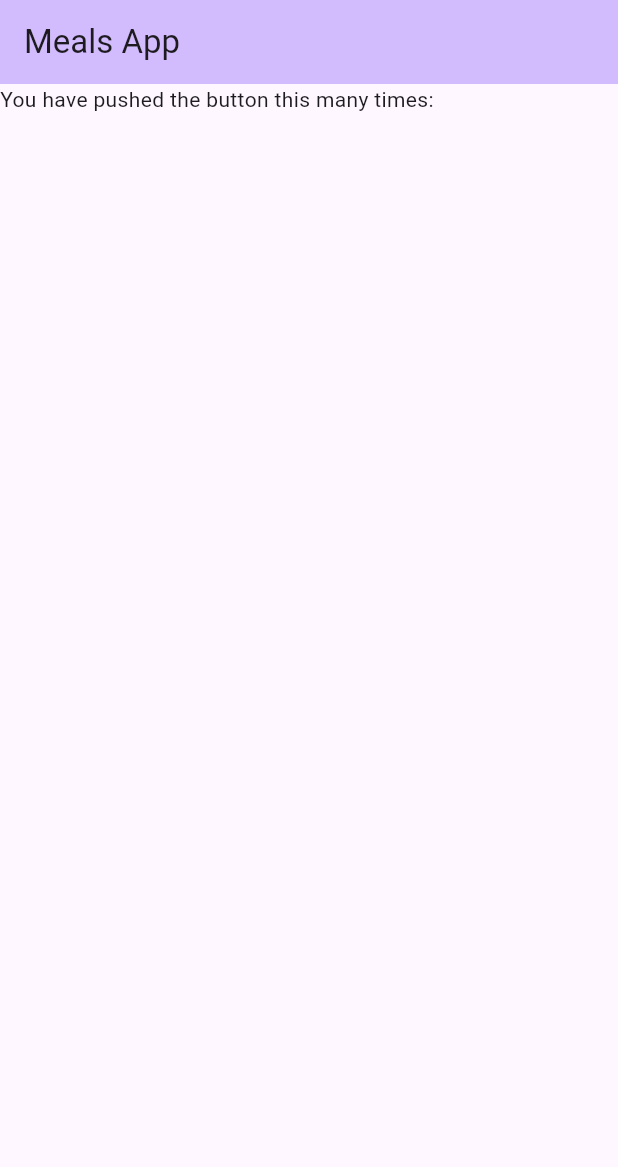
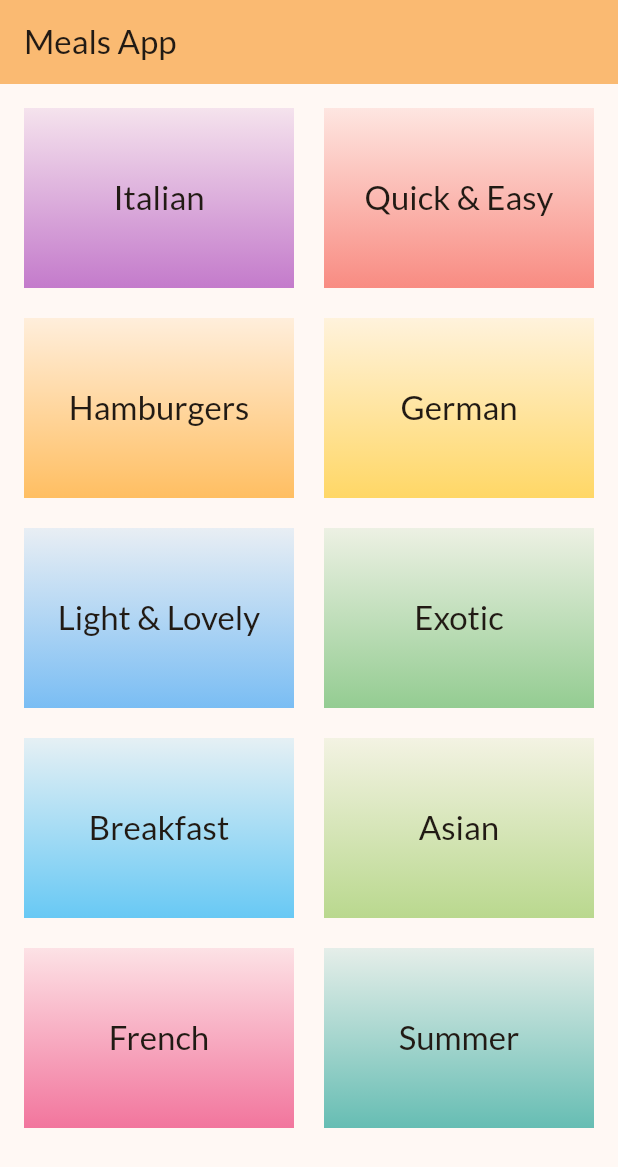
Before and after one commit to mohit-01-code/Udemy-flutter-projects, a Flutter app: the screen it shows after launch, on a phone screen of 412 x 824 dp. Shown: the top 1167 px of the screen. Run offline on Flutter 3.47's test engine with Material 2 defaults, Android fonts, the phone set to English and light mode, and no system bars; our stand-ins replace google_fonts, shared_preferences.

Commit message:
Displaying Category items on screen

```diff
--- /dev/null
+++ b/Meals_App/lib/data/dummy_data.dart
@@ -0,0 +1,56 @@
+import 'package:flutter/material.dart';
+
+import 'package:meals_app/model/category.dart';
+
+const availableCategories = [
+  Category(
+    id: 'c1',
+    title: 'Italian',
+    color: Colors.purple,
+  ),
+  Category(
+    id: 'c2',
+    title: 'Quick & Easy',
+    color: Colors.red,
+  ),
+  Category(
+    id: 'c3',
+    title: 'Hamburgers',
+    color: Colors.orange,
+  ),
+  Category(
+    id: 'c4',
+    title: 'German',
+    color: Colors.amber,
+  ),
+  Category(
+    id: 'c5',
+    title: 'Light & Lovely',
+    color: Colors.blue,
+  ),
+  Category(
+    id: 'c6',
+    title: 'Exotic',
+    color: Colors.green,
+  ),
+  Category(
+    id: 'c7',
+    title: 'Breakfast',
+    color: Colors.lightBlue,
+  ),
+  Category(
+    id: 'c8',
+    title: 'Asian',
+    color: Colors.lightGreen,
+  ),
+  Category(
+    id: 'c9',
+    title: 'French',
+    color: Colors.pink,
+  ),
+  Category(
+    id: 'c10',
+    title: 'Summer',
+    color: Colors.teal,
+  ),
+];
--- a/Meals_App/lib/main.dart
+++ b/Meals_App/lib/main.dart
@@ -1,4 +1,6 @@
 import 'package:flutter/material.dart';
+import 'package:google_fonts/google_fonts.dart';
+import 'package:meals_app/screens/category_grid.dart';
 
 void main() {
   runApp(const MyApp());
@@ -6,13 +8,15 @@
 
 class MyApp extends StatelessWidget {
   const MyApp({super.key});
+
   @override
   Widget build(BuildContext context) {
     return MaterialApp(
       title: 'Meals',
       theme: ThemeData(
-        colorScheme: ColorScheme.fromSeed(seedColor: Colors.deepPurple),
+        colorScheme: ColorScheme.fromSeed(seedColor: Colors.orangeAccent),
         useMaterial3: true,
+        textTheme: GoogleFonts.latoTextTheme(),
       ),
       home: const MyHomePage(title: 'Meals App'),
     );
@@ -21,6 +25,7 @@
 
 class MyHomePage extends StatefulWidget {
   const MyHomePage({super.key, required this.title});
+
   final String title;
 
   @override
@@ -31,13 +36,12 @@
   @override
   Widget build(BuildContext context) {
     return Scaffold(
+      backgroundColor: Theme.of(context).colorScheme.background,
       appBar: AppBar(
         backgroundColor: Theme.of(context).colorScheme.inversePrimary,
         title: Text(widget.title),
       ),
-      body: const Text(
-        'You have pushed the button this many times:',
-      ),
+      body: const CategoryGrid(),
     );
   }
 }
--- /dev/null
+++ b/Meals_App/lib/model/category.dart
@@ -0,0 +1,13 @@
+import 'package:flutter/material.dart';
+
+class Category {
+  final String id;
+  final String title;
+  final Color color;
+
+  const Category({
+    required this.id,
+    required this.title,
+    required this.color,
+  });
+}
--- /dev/null
+++ b/Meals_App/lib/screens/category_grid.dart
@@ -0,0 +1,23 @@
+import 'package:flutter/cupertino.dart';
+import 'package:meals_app/data/dummy_data.dart';
+import 'package:meals_app/widget/category_grid_item.dart';
+
+class CategoryGrid extends StatelessWidget {
+  const CategoryGrid({super.key});
+
+  @override
+  Widget build(context) {
+    return GridView(
+      padding: const EdgeInsets.all(16),
+      gridDelegate: const SliverGridDelegateWithFixedCrossAxisCount(
+        crossAxisCount: 2,
+        crossAxisSpacing: 20,
+        mainAxisSpacing: 20,
+        childAspectRatio: 3 / 2,
+      ),
+      children: availableCategories
+          .map((category) => CategoryGridItem(category: category))
+          .toList(),
+    );
+  }
+}
--- /dev/null
+++ b/Meals_App/lib/widget/category_grid_item.dart
@@ -0,0 +1,32 @@
+import 'package:flutter/material.dart';
+import 'package:meals_app/model/category.dart';
+
+class CategoryGridItem extends StatelessWidget {
+  const CategoryGridItem({super.key, required this.category});
+
+  final Category category;
+
+  @override
+  Widget build(context) {
+    return Container(
+      decoration: BoxDecoration(
+        gradient: LinearGradient(
+          colors: [
+            category.color.withOpacity(0.1),
+            category.color.withOpacity(0.6),
+          ],
+          begin: Alignment.topCenter,
+          end: Alignment.bottomCenter,
+        ),
+      ),
+      child: Center(
+        child: Text(
+          category.title,
+          style: Theme.of(context).textTheme.titleLarge!.copyWith(
+                color: Theme.of(context).colorScheme.onBackground,
+              ),
+        ),
+      ),
+    );
+  }
+}
--- a/Meals_App/pubspec.yaml
+++ b/Meals_App/pubspec.yaml
@@ -46,6 +46,7 @@
   # package. See that file for information about deactivating specific lint
   # rules and activating additional ones.
   flutter_lints: ^2.0.0
+  google_fonts: ^4.0.4
 
 # For information on the generic Dart part of this file, see the
 # following page: https://dart.dev/tools/pub/pubspec
```
Also changed, not shown: Meals_App/pubspec.lock.
